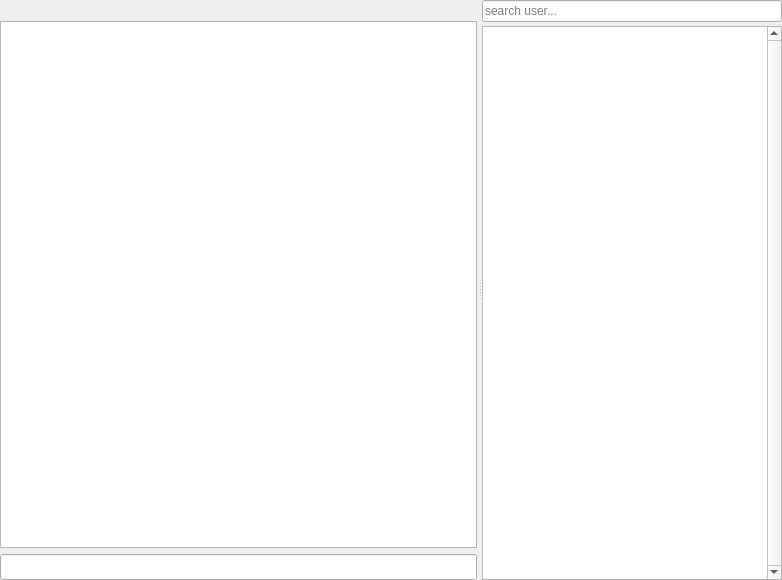
The window that res/chat/channel.ui (FAForever/client) describes before a commit, drawn with Qt 5.
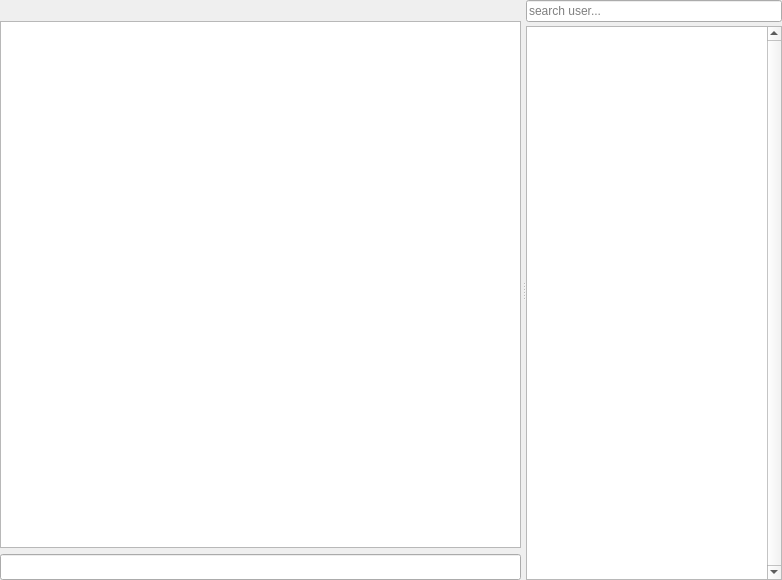
The same window after the commit. Custom widgets are drawn as their Qt base class.

Commit message:
Set up proper layouts for chatter list delegate
Use a layout file to describe layout of chatter items. Update width
dynamically to fit width of chatter list. Use placeholders for icons.

TODOS:
Chatter height is hardcoded for now, and will probably remain so since
icons have fixed height.
Font is not matched with chatter height. To be considered once we figure
out how to do scaling properly.

```diff
--- a/res/chat/channel.ui
+++ b/res/chat/channel.ui
@@ -45,8 +45,8 @@
      </property>
      <widget class="QFrame" name="chatFrame">
       <property name="sizePolicy">
-       <sizepolicy hsizetype="Expanding" vsizetype="Preferred">
-        <horstretch>0</horstretch>
+       <sizepolicy hsizetype="MinimumExpanding" vsizetype="Preferred">
+        <horstretch>5</horstretch>
         <verstretch>0</verstretch>
        </sizepolicy>
       </property>
@@ -104,6 +104,12 @@
        </item>
        <item>
         <widget class="QTextBrowser" name="chatArea">
+         <property name="sizePolicy">
+          <sizepolicy hsizetype="Expanding" vsizetype="Expanding">
+           <horstretch>0</horstretch>
+           <verstretch>0</verstretch>
+          </sizepolicy>
+         </property>
          <property name="font">
           <font>
            <family>Segoe UI</family>
@@ -170,9 +176,18 @@
       </layout>
      </widget>
      <widget class="QFrame" name="nickFrame">
+      <property name="enabled">
+       <bool>true</bool>
+      </property>
+      <property name="sizePolicy">
+       <sizepolicy hsizetype="MinimumExpanding" vsizetype="Preferred">
+        <horstretch>1</horstretch>
+        <verstretch>0</verstretch>
+       </sizepolicy>
+      </property>
       <property name="maximumSize">
        <size>
-        <width>300</width>
+        <width>16777215</width>
         <height>16777215</height>
        </size>
       </property>
@@ -223,7 +238,7 @@
        <item row="1" column="0">
         <widget class="QListView" name="nickList">
          <property name="sizePolicy">
-          <sizepolicy hsizetype="Preferred" vsizetype="Expanding">
+          <sizepolicy hsizetype="Expanding" vsizetype="Expanding">
            <horstretch>0</horstretch>
            <verstretch>0</verstretch>
           </sizepolicy>
@@ -289,6 +304,11 @@
    <extends>QLineEdit</extends>
    <header location="global">chat.chatlineedit</header>
   </customwidget>
+  <customwidget>
+   <class>ChatterListView</class>
+   <extends>QListView</extends>
+   <header location="global">chat.chatterlistview</header>
+  </customwidget>
  </customwidgets>
  <tabstops>
   <tabstop>chatEdit</tabstop>
```
Left out of the diff: 5 changed lines with no effect on the pictures. The commit also changes 6 other files.
